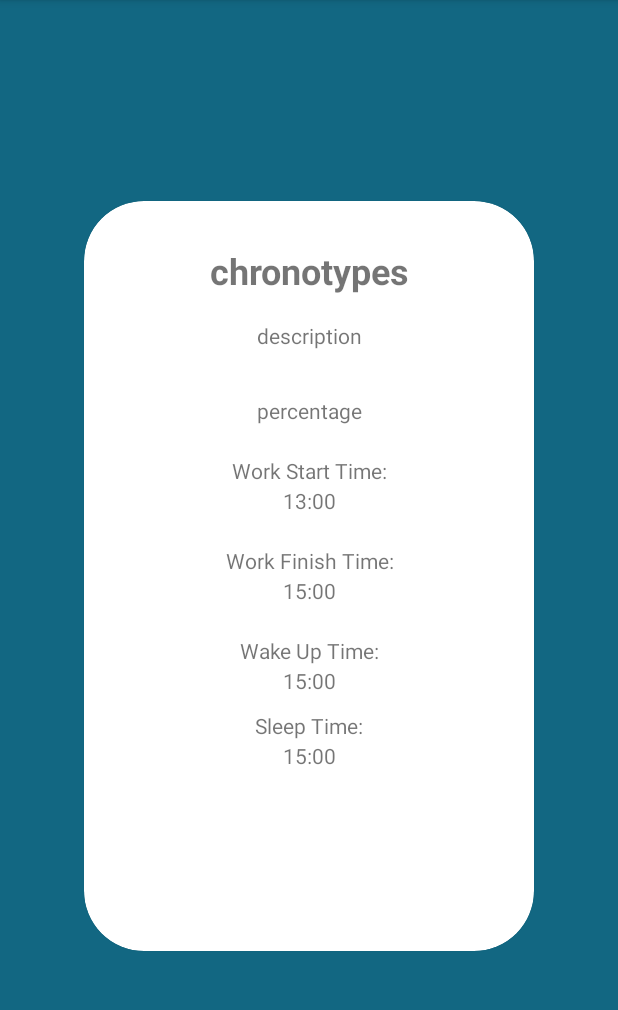
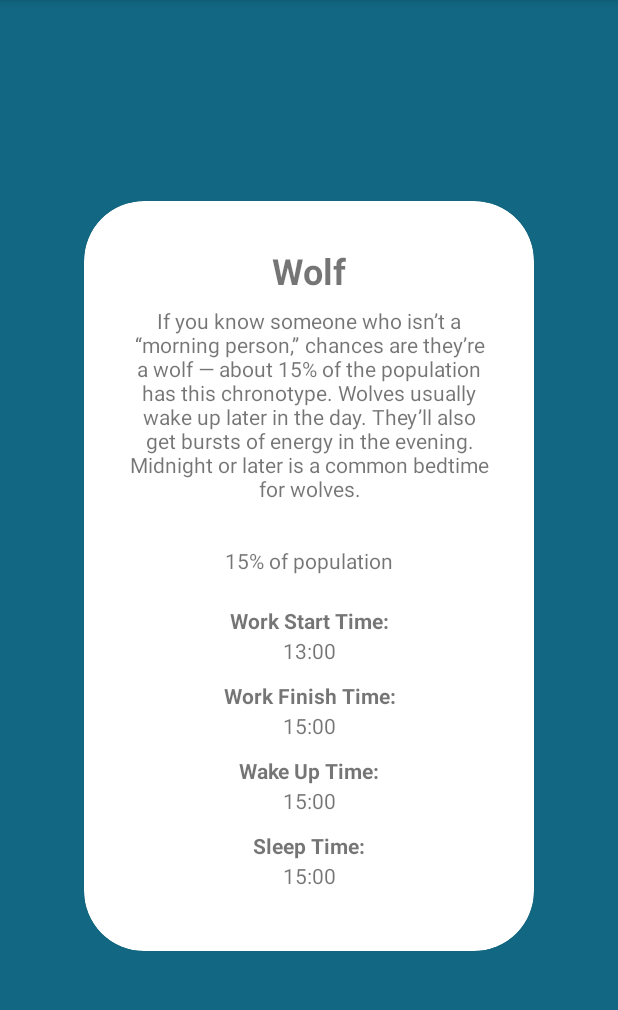
Before and after one commit to devissvtr/PeakTime, an Android app: the PredictionActivity screen opened directly, with no data from a screen before it, on a phone screen of 412 x 824 dp, the part 84-1094 px from its top. Run offline under Robolectric (Android 15) with nearby library versions, the phone set to English and light mode, and no system bars.

Commit message:
update18

```diff
--- a/app/src/main/java/com/devissvtr/peaktime/repository/PredictionRepository.kt
+++ b/app/src/main/java/com/devissvtr/peaktime/repository/PredictionRepository.kt
@@ -3,12 +3,13 @@ package com.devissvtr.peaktime.repository
 import androidx.lifecycle.LiveData
 import androidx.lifecycle.liveData
 import com.devissvtr.peaktime.network.response.PredictionResponse
+import com.devissvtr.peaktime.network.response.PredictionResult
 import com.devissvtr.peaktime.network.retrofit.ApiService
 import kotlinx.coroutines.Dispatchers
 import com.devissvtr.peaktime.repository.Result
 
 class PredictionRepository(private val apiService: ApiService) {
-    fun getPrediction(userId: String): LiveData<Result<PredictionResponse>> = liveData(Dispatchers.IO) {
+    fun getPrediction(userId: String): LiveData<Result<PredictionResult>> = liveData(Dispatchers.IO) {
         emit(Result.Loading)
 
         try {
--- a/app/src/main/java/com/devissvtr/peaktime/ui/prediction/PredictionActivity.kt
+++ b/app/src/main/java/com/devissvtr/peaktime/ui/prediction/PredictionActivity.kt
@@ -2,20 +2,26 @@ package com.devissvtr.peaktime.ui.prediction
 
 import android.os.Bundle
 import androidx.activity.enableEdgeToEdge
+import androidx.activity.viewModels
 import androidx.appcompat.app.AppCompatActivity
 import androidx.core.view.ViewCompat
 import androidx.core.view.WindowInsetsCompat
 import com.devissvtr.peaktime.R
+import com.devissvtr.peaktime.databinding.ActivityPredictionBinding
+import com.devissvtr.peaktime.network.retrofit.ApiService
+import com.devissvtr.peaktime.repository.PredictionRepository
 
 class PredictionActivity : AppCompatActivity() {
+    private lateinit var binding: ActivityPredictionBinding
+//    private val viewModel: PredictionViewModel by viewModels {
+//        PredictionViewModelFactory(PredictionRepository(ApiService.create()))
+//    }
+
     override fun onCreate(savedInstanceState: Bundle?) {
         super.onCreate(savedInstanceState)
-        enableEdgeToEdge()
-        setContentView(R.layout.activity_prediction)
-        ViewCompat.setOnApplyWindowInsetsListener(findViewById(R.id.main)) { v, insets ->
-            val systemBars = insets.getInsets(WindowInsetsCompat.Type.systemBars())
-            v.setPadding(systemBars.left, systemBars.top, systemBars.right, systemBars.bottom)
-            insets
-        }
+
+        binding = ActivityPredictionBinding.inflate(layoutInflater)
+        setContentView(binding.root)
+
     }
 }
--- a/app/src/main/java/com/devissvtr/peaktime/ui/prediction/PredictionViewModel.kt
+++ b/app/src/main/java/com/devissvtr/peaktime/ui/prediction/PredictionViewModel.kt
@@ -1,4 +1,8 @@
 package com.devissvtr.peaktime.ui.prediction
 
-class PredictionViewModel (private val ) {
+import androidx.lifecycle.ViewModel
+import com.devissvtr.peaktime.repository.PredictionRepository
+
+class PredictionViewModel (private val repository: PredictionRepository): ViewModel() {
+    fun createPrediction(userId: String) = repository.getPrediction(userId)
 }
--- a/app/src/main/java/com/devissvtr/peaktime/ui/schedule/InputScheduleActivity.kt
+++ b/app/src/main/java/com/devissvtr/peaktime/ui/schedule/InputScheduleActivity.kt
@@ -35,6 +35,7 @@ class InputScheduleActivity : AppCompatActivity() {
         super.onCreate(savedInstanceState)
         inputScheduleBinding = ActivityInputScheduleBinding.inflate(layoutInflater)
         setContentView(binding?.root)
+        supportActionBar?.hide()
 
         calendar = Calendar.getInstance()
 
--- a/app/src/main/res/layout/activity_prediction.xml
+++ b/app/src/main/res/layout/activity_prediction.xml
@@ -16,13 +16,13 @@
         app:layout_constraintEnd_toEndOf="parent"
         app:layout_constraintTop_toTopOf="parent"
         app:layout_constraintBottom_toBottomOf="parent"
-        app:cardCornerRadius="40dp" >
+        app:cardCornerRadius="40dp">
 
         <TextView
             android:id="@+id/tv_result"
             android:layout_width="match_parent"
             android:layout_height="wrap_content"
-            android:text="chronotypes"
+            android:text="Wolf"
             android:layout_marginVertical="30dp"
             android:gravity="center"
             android:textStyle="bold"
@@ -32,8 +32,8 @@
             android:id="@+id/tv_descrip"
             android:layout_width="match_parent"
             android:layout_height="wrap_content"
-            android:text="@string/description"
-            android:layout_marginTop="80dp"
+            android:text="If you know someone who isn’t a “morning person,” chances are they’re a wolf — about 15% of the population has this chronotype. Wolves usually wake up later in the day. They’ll also get bursts of energy in the evening. Midnight or later is a common bedtime for wolves."
+            android:layout_marginTop="70dp"
             android:layout_marginHorizontal="30dp"
             android:gravity="center" />
 
@@ -41,8 +41,8 @@
             android:id="@+id/tv_percentage"
             android:layout_width="match_parent"
             android:layout_height="wrap_content"
-            android:text="percentage"
-            android:layout_marginTop="130dp"
+            android:text="15% of population"
+            android:layout_marginTop="230dp"
             android:layout_marginHorizontal="30dp"
             android:gravity="center" />
 
@@ -51,7 +51,8 @@
             android:layout_width="match_parent"
             android:layout_height="wrap_content"
             android:text="Work Start Time:"
-            android:layout_marginTop="170dp"
+            android:textStyle="bold"
+            android:layout_marginTop="270dp"
             android:layout_marginHorizontal="30dp"
             android:gravity="center" />
 
@@ -60,7 +61,7 @@
             android:layout_width="match_parent"
             android:layout_height="wrap_content"
             android:text="13:00"
-            android:layout_marginTop="190dp"
+            android:layout_marginTop="290dp"
             android:layout_marginHorizontal="30dp"
             android:gravity="center" />
 
@@ -69,7 +70,8 @@
             android:layout_width="match_parent"
             android:layout_height="wrap_content"
             android:text="Work Finish Time:"
-            android:layout_marginTop="230dp"
+            android:textStyle="bold"
+            android:layout_marginTop="320dp"
             android:layout_marginHorizontal="30dp"
             android:gravity="center" />
 
@@ -78,7 +80,7 @@
             android:layout_width="match_parent"
             android:layout_height="wrap_content"
             android:text="15:00"
-            android:layout_marginTop="250dp"
+            android:layout_marginTop="340dp"
             android:layout_marginHorizontal="30dp"
             android:gravity="center" />
 
@@ -87,7 +89,8 @@
             android:layout_width="match_parent"
             android:layout_height="wrap_content"
             android:text="Wake Up Time:"
-            android:layout_marginTop="290dp"
+            android:textStyle="bold"
+            android:layout_marginTop="370dp"
             android:layout_marginHorizontal="30dp"
             android:gravity="center" />
 
@@ -96,7 +99,7 @@
             android:layout_width="match_parent"
             android:layout_height="wrap_content"
             android:text="15:00"
-            android:layout_marginTop="310dp"
+            android:layout_marginTop="390dp"
             android:layout_marginHorizontal="30dp"
             android:gravity="center" />
 
@@ -105,7 +108,8 @@
             android:layout_width="match_parent"
             android:layout_height="wrap_content"
             android:text="Sleep Time:"
-            android:layout_marginTop="340dp"
+            android:textStyle="bold"
+            android:layout_marginTop="420dp"
             android:layout_marginHorizontal="30dp"
             android:gravity="center" />
 
@@ -114,7 +118,7 @@
             android:layout_width="match_parent"
             android:layout_height="wrap_content"
             android:text="15:00"
-            android:layout_marginTop="360dp"
+            android:layout_marginTop="440dp"
             android:layout_marginHorizontal="30dp"
             android:gravity="center" />
     </androidx.cardview.widget.CardView>
```
Also changed, not shown: app/src/main/res/layout/activity_input_schedule.xml (+20 -12 lines).
